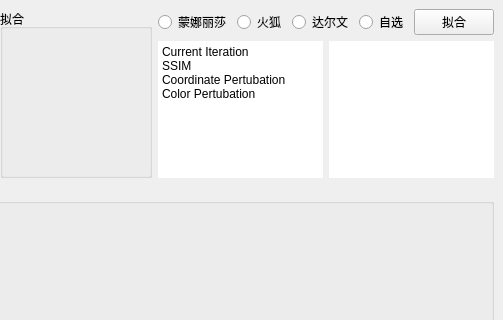
First picture: the form in src/triapprox_ui.ui, repository Neo-513/project-qt, before the edit; both pictures show x 167 to 670 and y 0 to 320 of the 670 by 443 pixel window.
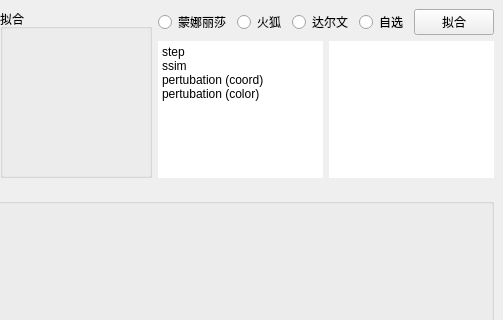
Second picture: the form after the edit.

What changed in the file:
```diff
--- a/src/triapprox_ui.ui
+++ b/src/triapprox_ui.ui
@@ -125,10 +125,10 @@
              <bool>true</bool>
             </property>
             <property name="plainText">
-             <string>Current Iteration
-SSIM
-Coordinate Pertubation
-Color Pertubation</string>
+             <string>step
+ssim
+pertubation (coord)
+pertubation (color)</string>
             </property>
            </widget>
           </item>
```
Left out of the diff: 4 changed lines with no effect on the pictures.
